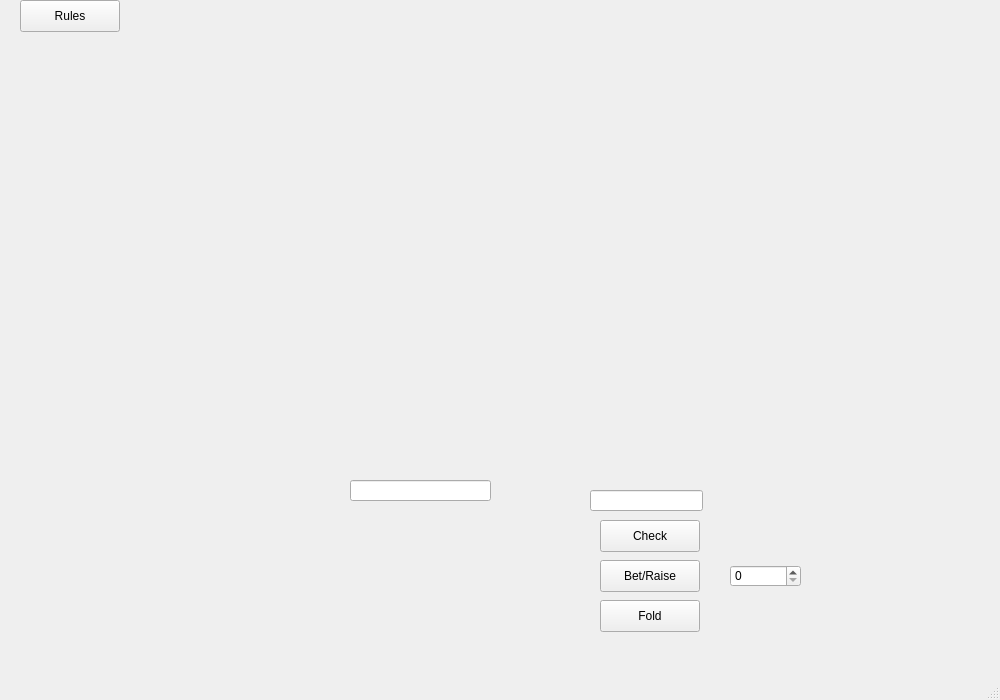
This is Poker/Visuals/Gamewindow/gamewindow.ui in Cenzito/Poker as Qt 5 draws it before an edit. The edited form follows.
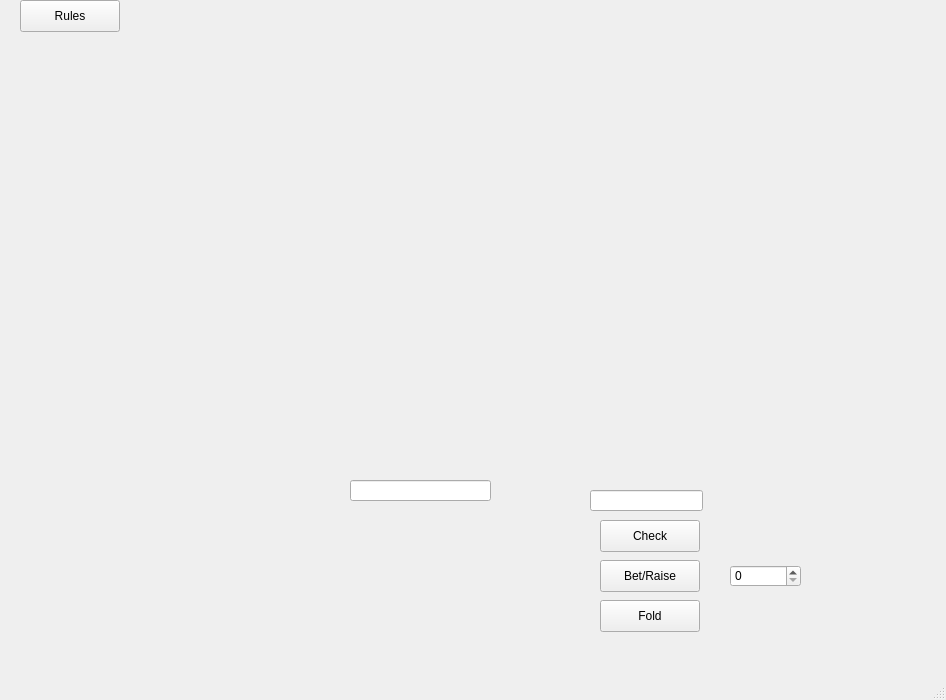
This is the edited form.

```diff
--- a/Poker/Visuals/Gamewindow/gamewindow.ui
+++ b/Poker/Visuals/Gamewindow/gamewindow.ui
@@ -9,7 +9,7 @@
    <rect>
     <x>0</x>
     <y>0</y>
-    <width>1000</width>
+    <width>946</width>
     <height>700</height>
    </rect>
   </property>
```
Left out of the diff: 17 changed lines with no effect on the pictures.
